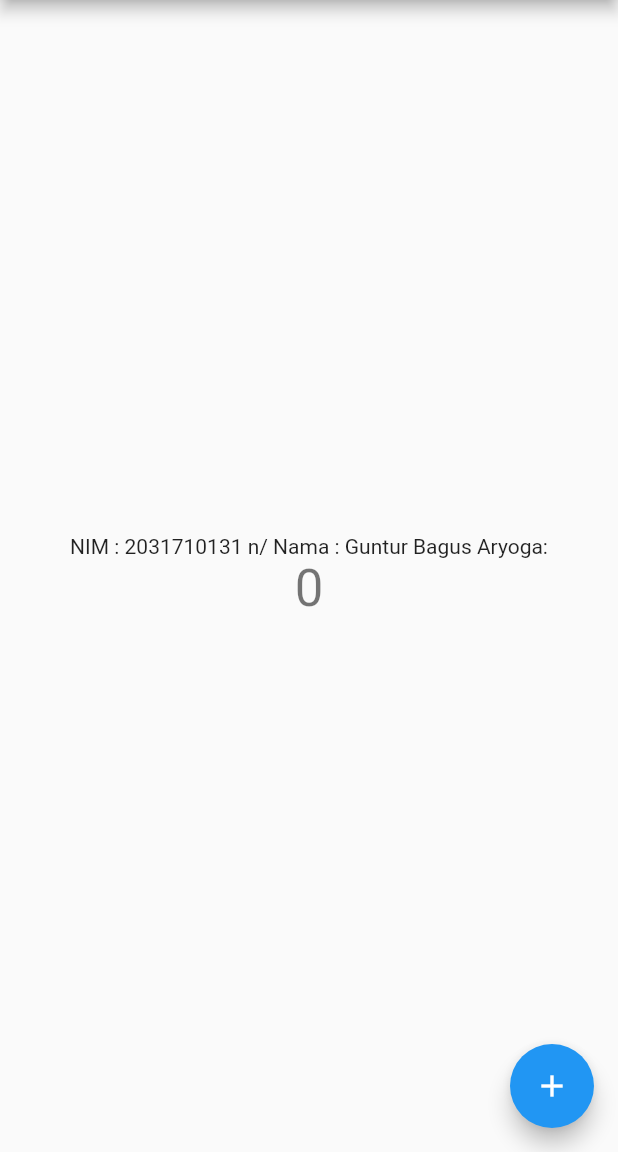
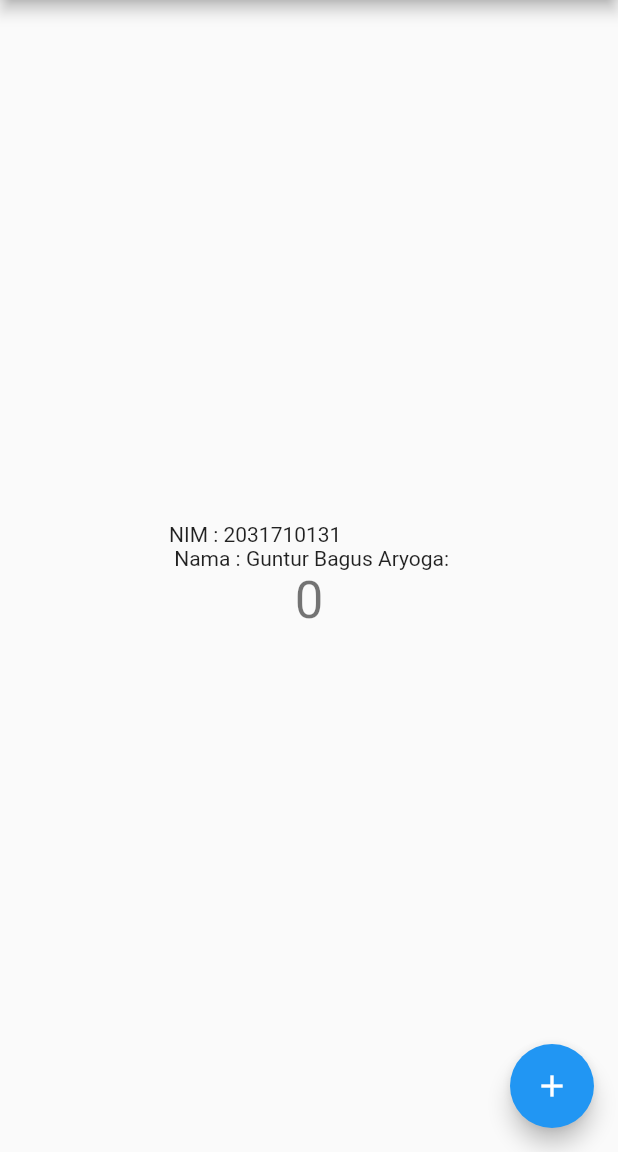
Before and after one commit to aryoga666/01-hello-world-flutter, a Flutter app: the screen it shows after launch, on a phone screen of 412 x 824 dp, the part 84-1236 px from its top. Run offline on Flutter 3.47's test engine with Material 2 defaults, Android fonts, the phone set to English and light mode, and no system bars.

Commit message:
perbaikan error

```diff
--- a/lib/main.dart
+++ b/lib/main.dart
@@ -96,7 +96,7 @@ class _MyHomePageState extends State<MyHomePage> {
           mainAxisAlignment: MainAxisAlignment.center,
           children: <Widget>[
             const Text(
-              'NIM : 2031710131 n/ Nama : Guntur Bagus Aryoga:',
+              'NIM : 2031710131 \n Nama : Guntur Bagus Aryoga:',
             ),
             Text(
               '$_counter',
```
Also changed, not shown: img/Screenshoot1.jpg, img/Screenshoot2.jpg.
